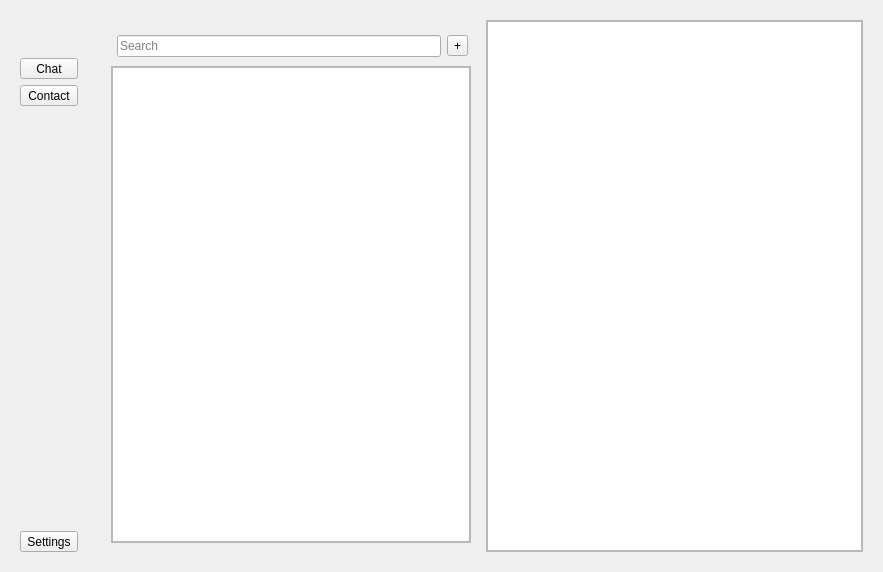
Before: the Qt Designer form src/ui/ChatWindow/ChatWindow.ui in guoiaoang/TaoTieChat, drawn with Qt 5.
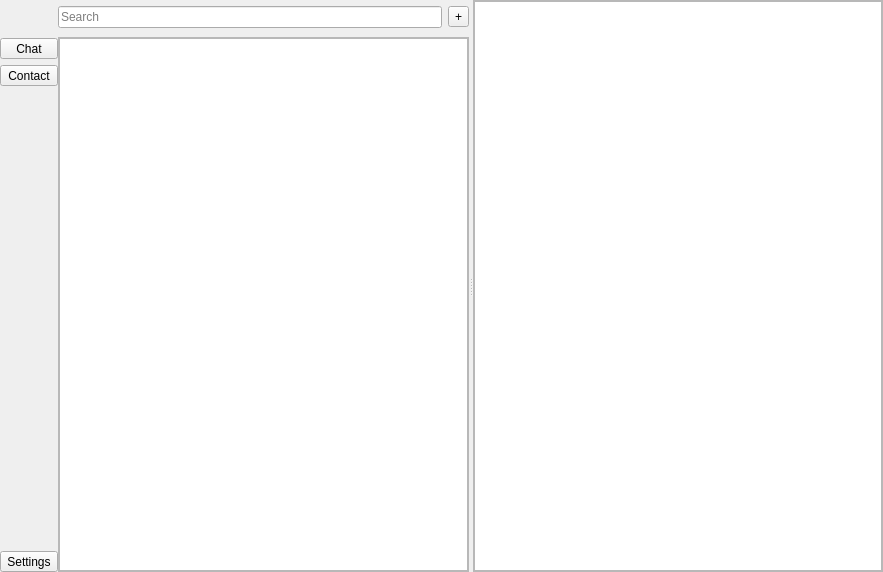
After: the same form once the commit is applied.

Commit message: 优化 ChatWindow 显示样式

```diff
--- a/src/ui/ChatWindow/ChatWindow.ui
+++ b/src/ui/ChatWindow/ChatWindow.ui
@@ -14,6 +14,21 @@
    <string>ChatWindow</string>
   </property>
   <layout class="QHBoxLayout" name="chat_layout">
+   <property name="spacing">
+    <number>0</number>
+   </property>
+   <property name="leftMargin">
+    <number>0</number>
+   </property>
+   <property name="topMargin">
+    <number>0</number>
+   </property>
+   <property name="rightMargin">
+    <number>0</number>
+   </property>
+   <property name="bottomMargin">
+    <number>0</number>
+   </property>
    <item>
     <widget class="QWidget" name="navigate_widget" native="true">
      <property name="sizePolicy">
@@ -23,6 +38,18 @@
       </sizepolicy>
      </property>
      <layout class="QVBoxLayout" name="navigate_layout">
+      <property name="leftMargin">
+       <number>0</number>
+      </property>
+      <property name="topMargin">
+       <number>0</number>
+      </property>
+      <property name="rightMargin">
+       <number>0</number>
+      </property>
+      <property name="bottomMargin">
+       <number>0</number>
+      </property>
       <item>
        <widget class="QLabel" name="navigate_label_avatar">
         <property name="minimumSize">
@@ -99,21 +126,37 @@
     </widget>
    </item>
    <item>
-    <widget class="QWidget" name="contact_widget" native="true">
-     <layout class="QHBoxLayout" name="contact_layout">
-      <item>
+    <widget class="QSplitter" name="chat_splitter">
+     <property name="orientation">
+      <enum>Qt::Orientation::Horizontal</enum>
+     </property>
        <widget class="QWidget" name="widget_contact_list" native="true">
         <layout class="QVBoxLayout" name="layout_widget_contact_list">
+       <property name="spacing">
+        <number>6</number>
+       </property>
+       <property name="leftMargin">
+        <number>0</number>
+       </property>
+       <property name="topMargin">
+        <number>0</number>
+       </property>
+       <property name="rightMargin">
+        <number>0</number>
+       </property>
+       <property name="bottomMargin">
+        <number>0</number>
+       </property>
          <item>
           <layout class="QHBoxLayout" name="layout_search">
            <property name="leftMargin">
-            <number>6</number>
+          <number>0</number>
            </property>
            <property name="topMargin">
             <number>6</number>
            </property>
            <property name="rightMargin">
-            <number>3</number>
+          <number>0</number>
            </property>
            <property name="bottomMargin">
             <number>3</number>
@@ -190,8 +233,6 @@
          </item>
         </layout>
        </widget>
-      </item>
-      <item>
        <widget class="QStackedWidget" name="stacked_contact_detail">
         <property name="frameShape">
          <enum>QFrame::Shape::StyledPanel</enum>
@@ -219,8 +260,6 @@
          </layout>
         </widget>
        </widget>
-      </item>
-     </layout>
     </widget>
    </item>
   </layout>
```
Lines whose indentation alone changed are shown as unchanged. The commit also changes 2 other files.
